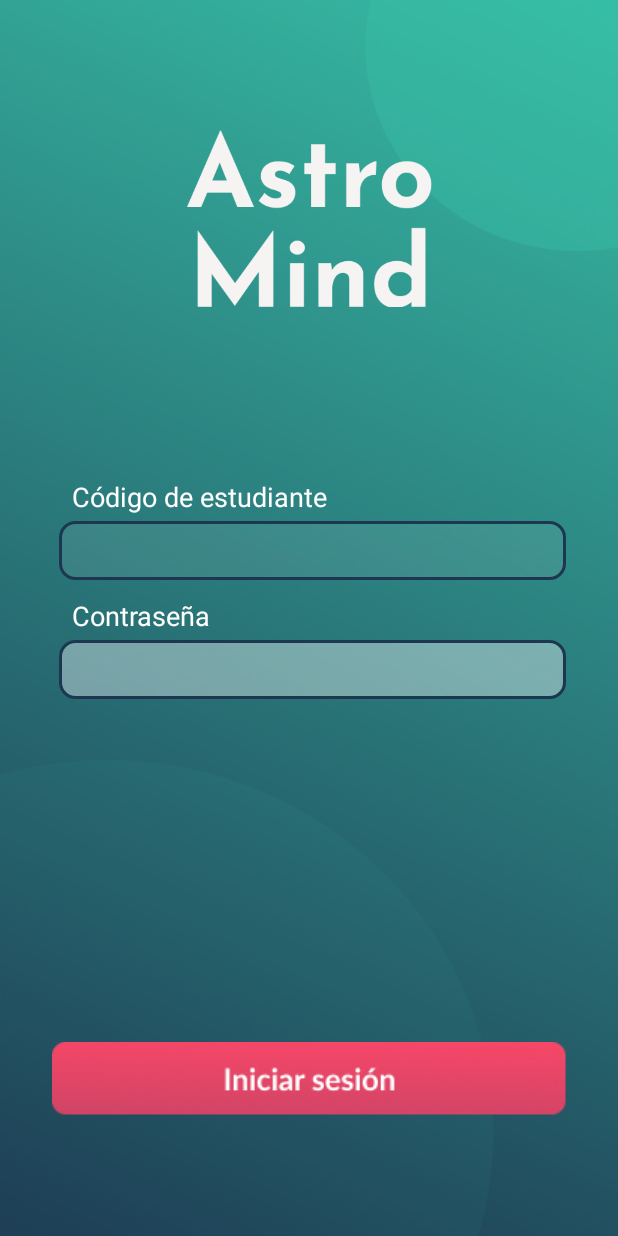
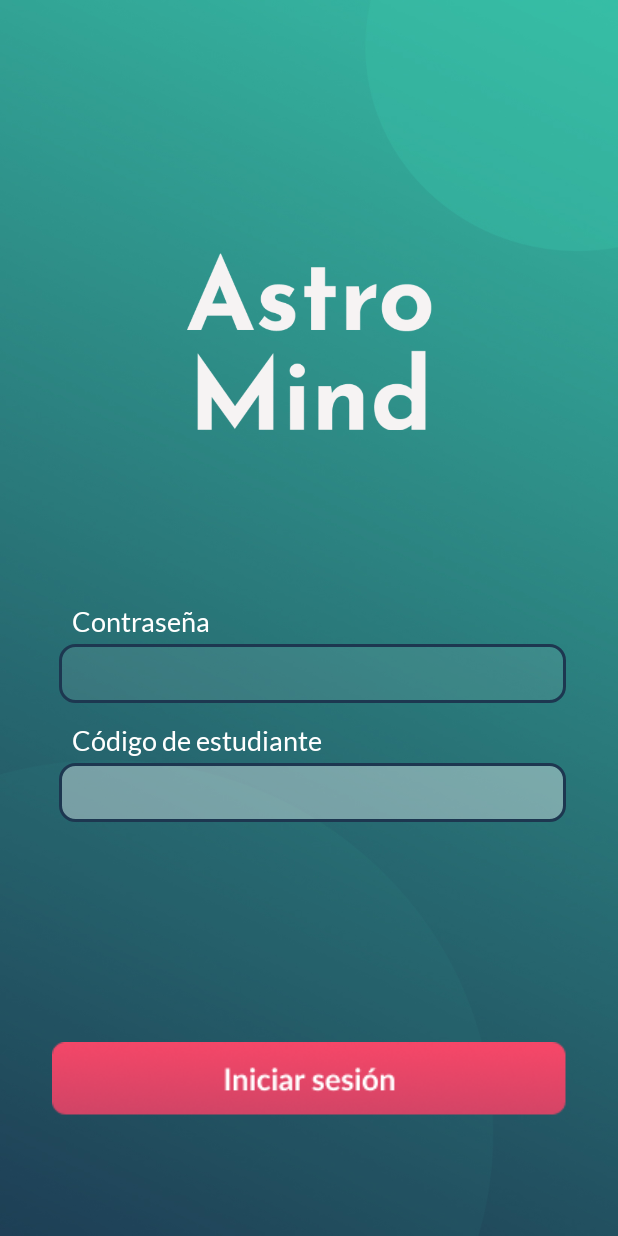
Before and after one commit to juanez1999/FinalIntegrado_2019-1, an Android app: the InicioSesion screen opened directly, with no data from a screen before it, on a phone screen of 412 x 824 dp. Run offline under Robolectric (Android 15) with nearby library versions, the phone set to English and light mode, and no system bars; our stand-ins replace Firebase (no records; nobody signed in at launch, a user with empty details on screens opened directly).

Commit message:
Inicio de sesion

```diff
--- a/Ecosistemas/app/src/main/java/com/eco/bravoperezquevedomarmolejo/finalintegrado_appestudiantes/InicioSesion.java
+++ b/Ecosistemas/app/src/main/java/com/eco/bravoperezquevedomarmolejo/finalintegrado_appestudiantes/InicioSesion.java
@@ -1,19 +1,59 @@
 package com.eco.bravoperezquevedomarmolejo.finalintegrado_appestudiantes;
 
+import android.support.annotation.NonNull;
 import android.support.v7.app.AppCompatActivity;
 import android.os.Bundle;
+import android.util.Log;
+import android.view.View;
 import android.widget.EditText;
 import android.widget.ImageButton;
 
+import com.google.firebase.database.DataSnapshot;
+import com.google.firebase.database.DatabaseError;
+import com.google.firebase.database.FirebaseDatabase;
+import com.google.firebase.database.ValueEventListener;
+
 public class InicioSesion extends AppCompatActivity {
 
+    private FirebaseDatabase db;
+    private EditText codigo;
+    private EditText contrasena;
+    private ImageButton login;
+
+    @Override
+    protected void onCreate(final Bundle savedInstanceState) {
+        super.onCreate(savedInstanceState);
+        setContentView(R.layout.activity_inicio_sesion);
+                db = FirebaseDatabase.getInstance();
+
+        db.getReference().child("Usuarios").addListenerForSingleValueEvent(new ValueEventListener() {
+            @Override
+            public void onDataChange(@NonNull DataSnapshot dataSnapshot) {
+
+                if(dataSnapshot.getValue(String.class) != null) {
+                    Log.e("Alfa", dataSnapshot.getValue(String.class));
+                } else {
+                    Log.e("Alfa", "Está null");
+                }
+            }
+
+            @Override
+            public void onCancelled(@NonNull DatabaseError databaseError) {
+
+            }
+        });
 
 
-    @Override
-    protected void onCreate(Bundle savedInstanceState) {
-        super.onCreate(savedInstanceState);
-        setContentView(R.layout.activity_inicio_sesion);
+        codigo = findViewById(R.id.edt_codigo_inicio);
+        contrasena = findViewById(R.id.edt_contrasena_inicio);
 
+        login = findViewById(R.id.btn_incio_inicio);
 
+        login.setOnClickListener(new View.OnClickListener() {
+            @Override
+            public void onClick(View v) {
+
+            }
+        });
     }
 }
--- a/Ecosistemas/app/src/main/java/com/eco/bravoperezquevedomarmolejo/finalintegrado_appestudiantes/Registro.java
+++ b/Ecosistemas/app/src/main/java/com/eco/bravoperezquevedomarmolejo/finalintegrado_appestudiantes/Registro.java
@@ -4,6 +4,9 @@ import android.support.v7.app.AppCompatActivity;
 import android.os.Bundle;
 import android.widget.EditText;
 import android.widget.ImageButton;
+
+import com.google.firebase.auth.FirebaseAuth;
+import com.google.firebase.database.FirebaseDatabase;
 
 public class Registro extends AppCompatActivity {
 
@@ -13,7 +16,8 @@ public class Registro extends AppCompatActivity {
     private EditText contra1;
     private EditText contra2;
 
-
+    private FirebaseAuth auth;
+    private FirebaseDatabase db;
 
     @Override
     protected void onCreate(Bundle savedInstanceState) {
--- a/Ecosistemas/app/src/main/res/drawable/campos_texto.xml
+++ b/Ecosistemas/app/src/main/res/drawable/campos_texto.xml
@@ -2,10 +2,10 @@
 <selector xmlns:android="http://schemas.android.com/apk/res/android">
     <item android:state_pressed="true" android:state_focused="true">
         <shape>
-            <solid android:color="#FF8000"/>
+            <solid android:color="#60FFFFFF"/>
             <stroke
                 android:width="2.3dp"
-                android:color="#FF8000" />
+                android:color="#FFFFFF" />
             <corners
                 android:radius="10dp" />
         </shape>
@@ -13,10 +13,10 @@
 
     <item android:state_pressed="true" android:state_focused="false">
         <shape>
-            <solid android:color="#FF8000"/>
+            <solid android:color="#60FFFFFF"/>
             <stroke
                 android:width="2.3dp"
-                android:color="#FF8000" />
+                android:color="#FFF" />
             <corners
                 android:radius="10dp" />
         </shape>
--- a/Ecosistemas/app/src/main/res/drawable/registro_boton.xml
+++ b/Ecosistemas/app/src/main/res/drawable/registro_boton.xml
@@ -1,6 +1,6 @@
 <?xml version="1.0" encoding="utf-8"?>
 <selector xmlns:android="http://schemas.android.com/apk/res/android">
     <item android:state_pressed="true"
-        android:drawable="@drawable/boton_registro"/>
-    <item android:drawable="@drawable/boton_registropressed"/>
+        android:drawable="@drawable/boton_registropressed"/>
+    <item android:drawable="@drawable/boton_registro"/>
 </selector>
--- a/Ecosistemas/app/src/main/res/layout/activity_inicio_sesion.xml
+++ b/Ecosistemas/app/src/main/res/layout/activity_inicio_sesion.xml
@@ -15,6 +15,8 @@
         android:layout_marginStart="8dp"
         android:layout_marginTop="76dp"
         android:layout_marginEnd="8dp"
+        android:layout_marginBottom="103dp"
+        app:layout_constraintBottom_toTopOf="@+id/textView"
         app:layout_constraintEnd_toEndOf="parent"
         app:layout_constraintStart_toStartOf="parent"
         app:layout_constraintTop_toTopOf="parent"
@@ -34,23 +36,26 @@
         app:srcCompat="@drawable/login" />
 
     <EditText
-        android:id="@+id/edt_codigo_inicio"
+        android:id="@+id/edt_contrasena_inicio"
         android:layout_width="338dp"
         android:layout_height="39dp"
         android:layout_marginStart="8dp"
         android:layout_marginTop="40dp"
         android:layout_marginEnd="8dp"
+        android:layout_marginBottom="8dp"
         android:background="@drawable/campos_texto"
         android:ems="10"
         android:fontFamily="sans-serif"
-        android:inputType="textPersonName"
+        android:inputType="textPassword"
+        app:layout_constraintBottom_toTopOf="@+id/btn_incio_inicio"
         app:layout_constraintEnd_toEndOf="parent"
         app:layout_constraintHorizontal_bias="0.543"
         app:layout_constraintStart_toStartOf="parent"
-        app:layout_constraintTop_toBottomOf="@+id/edt_contrasena_inicio" />
+        app:layout_constraintTop_toBottomOf="@+id/edt_codigo_inicio"
+        app:layout_constraintVertical_bias="0.0" />
 
     <EditText
-        android:id="@+id/edt_contrasena_inicio"
+        android:id="@+id/edt_codigo_inicio"
         android:layout_width="338dp"
         android:layout_height="39dp"
         android:layout_marginStart="8dp"
@@ -59,7 +64,7 @@
         android:background="@drawable/campos_texto"
         android:ems="10"
         android:fontFamily="sans-serif"
-        android:inputType="textPersonName"
+        android:inputType="textCapSentences"
         app:layout_constraintEnd_toEndOf="parent"
         app:layout_constraintHorizontal_bias="0.543"
         app:layout_constraintStart_toStartOf="parent"
@@ -70,11 +75,15 @@
         android:layout_width="wrap_content"
         android:layout_height="wrap_content"
         android:layout_marginStart="48dp"
+        android:layout_marginEnd="8dp"
         android:layout_marginBottom="4dp"
+        android:fontFamily="@font/lato_regular"
         android:text="Código de estudiante"
         android:textColor="@color/White"
         android:textSize="18sp"
         app:layout_constraintBottom_toTopOf="@+id/edt_contrasena_inicio"
+        app:layout_constraintEnd_toEndOf="parent"
+        app:layout_constraintHorizontal_bias="0.0"
         app:layout_constraintStart_toStartOf="parent" />
 
     <TextView
@@ -82,11 +91,15 @@
         android:layout_width="wrap_content"
         android:layout_height="wrap_content"
         android:layout_marginStart="48dp"
+        android:layout_marginEnd="8dp"
         android:layout_marginBottom="4dp"
+        android:fontFamily="@font/lato_regular"
         android:text="Contraseña"
         android:textColor="@color/White"
         android:textSize="18sp"
         app:layout_constraintBottom_toTopOf="@+id/edt_codigo_inicio"
+        app:layout_constraintEnd_toEndOf="parent"
+        app:layout_constraintHorizontal_bias="0.0"
         app:layout_constraintStart_toStartOf="parent" />
 
 
--- a/Ecosistemas/app/src/main/res/layout/activity_main.xml
+++ b/Ecosistemas/app/src/main/res/layout/activity_main.xml
@@ -15,9 +15,12 @@
         android:layout_marginStart="8dp"
         android:layout_marginTop="140dp"
         android:layout_marginEnd="8dp"
+        android:layout_marginBottom="8dp"
+        app:layout_constraintBottom_toTopOf="@+id/btn_incio_main"
         app:layout_constraintEnd_toEndOf="parent"
         app:layout_constraintStart_toStartOf="parent"
         app:layout_constraintTop_toTopOf="parent"
+        app:layout_constraintVertical_bias="0.0"
         app:srcCompat="@drawable/logo" />
 
     <ImageButton
```
Also changed, not shown: Ecosistemas/app/src/main/res/layout/activity_registro.xml (+36 -15 lines).
